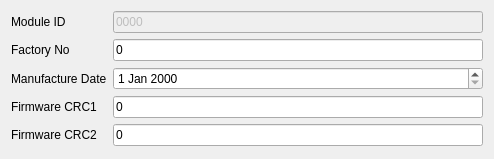
Old version of the form mconf/diagtabpage.ui in the repository whiteman-kr/u7set.
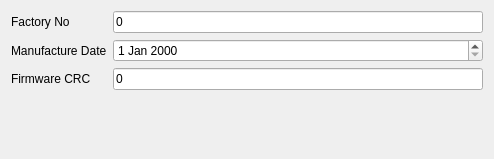
New version of the form.

Patch:
```diff
--- a/mconf/diagtabpage.ui
+++ b/mconf/diagtabpage.ui
@@ -20,33 +20,13 @@
       <enum>QFormLayout::AllNonFixedFieldsGrow</enum>
      </property>
      <item row="0" column="0">
-      <widget class="QLabel" name="m_pModuleIdLabel">
-       <property name="text">
-        <string>Module ID</string>
-       </property>
-      </widget>
-     </item>
-     <item row="0" column="1">
-      <widget class="QLineEdit" name="m_pModuleId">
-       <property name="enabled">
-        <bool>false</bool>
-       </property>
-       <property name="inputMask">
-        <string>hhhh</string>
-       </property>
-       <property name="text">
-        <string>0000</string>
-       </property>
-      </widget>
-     </item>
-     <item row="1" column="0">
       <widget class="QLabel" name="m_pFactoryNoLabel">
        <property name="text">
         <string>Factory No</string>
        </property>
       </widget>
      </item>
-     <item row="1" column="1">
+     <item row="0" column="1">
       <widget class="QLineEdit" name="m_pFactoryNo">
        <property name="inputMask">
         <string/>
@@ -56,44 +36,30 @@
        </property>
       </widget>
      </item>
-     <item row="2" column="0">
+     <item row="1" column="0">
       <widget class="QLabel" name="m_pManufactureDateLabel">
        <property name="text">
         <string>Manufacture Date</string>
        </property>
       </widget>
      </item>
-     <item row="3" column="0">
-      <widget class="QLabel" name="m_pFirwareCrc1Label">
-       <property name="text">
-        <string>Firmware CRC1</string>
-       </property>
-      </widget>
-     </item>
-     <item row="3" column="1">
-      <widget class="QLineEdit" name="m_pFirwareCrc1">
-       <property name="text">
-        <string>0</string>
-       </property>
-      </widget>
-     </item>
-     <item row="4" column="0">
-      <widget class="QLabel" name="m_pFirwareCrc2Label">
-       <property name="text">
-        <string>Firmware CRC2</string>
-       </property>
-      </widget>
-     </item>
-     <item row="4" column="1">
-      <widget class="QLineEdit" name="m_pFirwareCrc2">
-       <property name="text">
-        <string>0</string>
-       </property>
-      </widget>
-     </item>
-     <item row="2" column="1">
+     <item row="1" column="1">
       <widget class="QDateEdit" name="m_pManufactureDate"/>
      </item>
+     <item row="2" column="0">
+      <widget class="QLabel" name="m_pFirwareCrcLabel">
+       <property name="text">
+        <string>Firmware CRC</string>
+       </property>
+      </widget>
+     </item>
+     <item row="2" column="1">
+      <widget class="QLineEdit" name="m_pFirwareCrc">
+       <property name="text">
+        <string>0</string>
+       </property>
+      </widget>
+     </item>
     </layout>
    </item>
   </layout>
```
Left out of the diff: 4 changed lines with no effect on the pictures.
